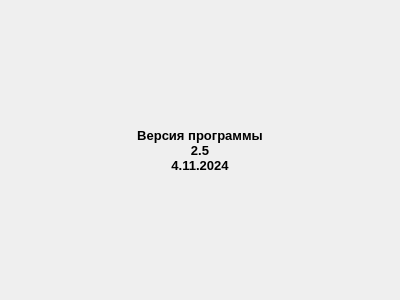
zak2791/Tabloh2H, file version.ui: the form before one commit.
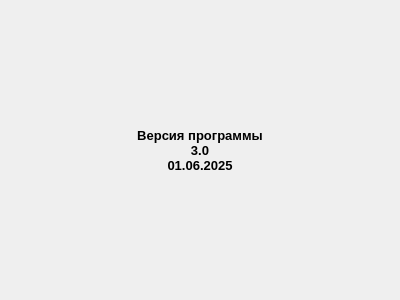
The form after the commit.

What changed in the file:
```diff
--- a/version.ui
+++ b/version.ui
@@ -36,8 +36,8 @@
    </property>
    <property name="text">
     <string>Версия программы
-2.5
-4.11.2024</string>
+3.0
+01.06.2025</string>
    </property>
    <property name="alignment">
     <set>Qt::AlignmentFlag::AlignCenter</set>
```
Left out of the diff: 4 changed lines with no effect on the pictures.
